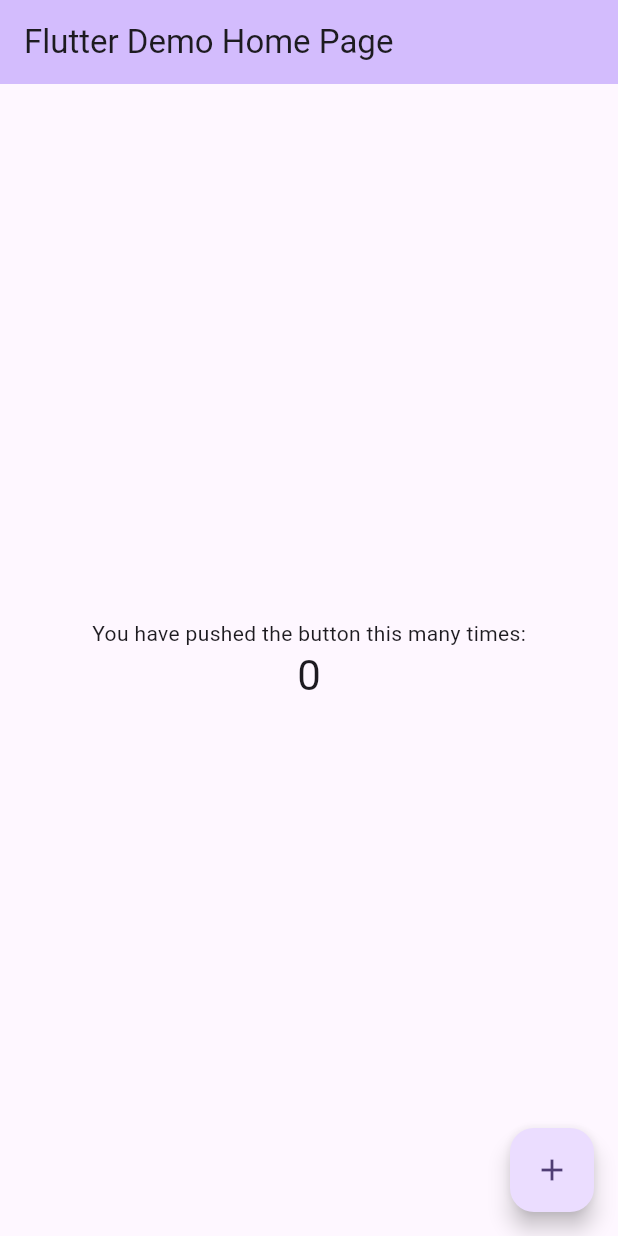
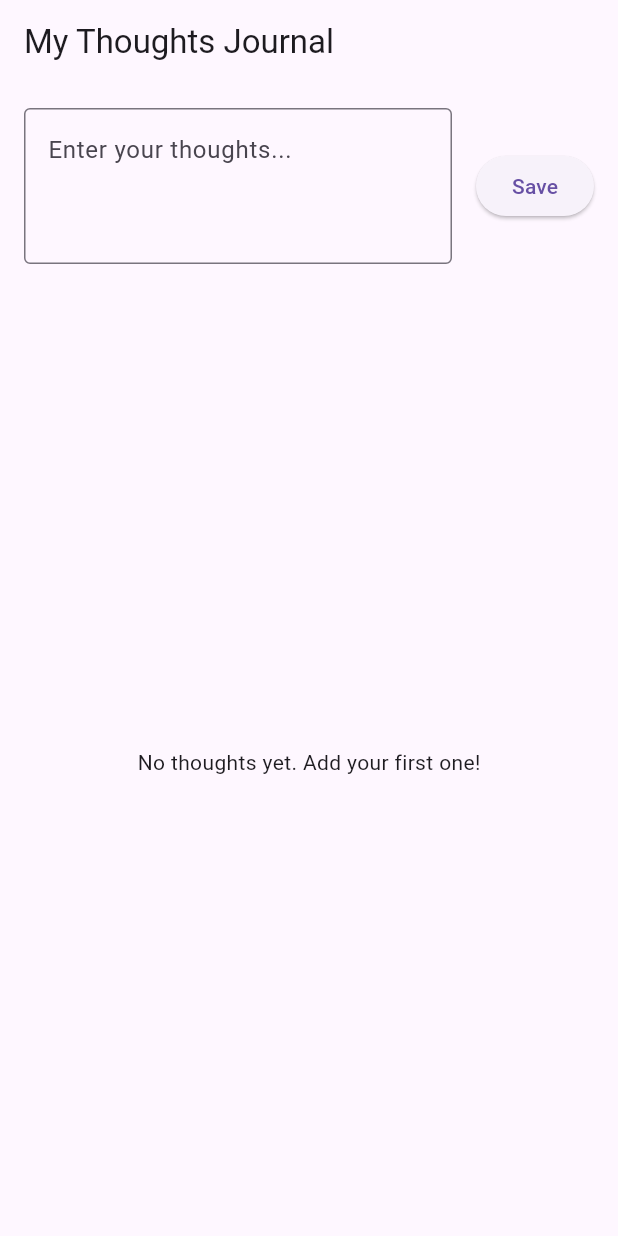
Before and after one commit to DKVekariya/flutter_practical_16, a Flutter app: the screen it shows after launch, on a phone screen of 412 x 824 dp. Run offline on Flutter 3.47's test engine with Material 3 defaults, Android fonts, the phone set to English and light mode, and no system bars; our stand-ins replace dio, flutter_riverpod, go_router, shared_preferences.

Commit message:
created add thought screen

```diff
--- /dev/null
+++ b/lib/data/thought_model.dart
@@ -0,0 +1,27 @@
+class Thought {
+  final String id;
+  final String content;
+  final DateTime timestamp;
+
+  Thought({
+    required this.id,
+    required this.content,
+    required this.timestamp,
+  });
+
+  factory Thought.fromJson(Map<String, dynamic> json) {
+    return Thought(
+      id: json['id'],
+      content: json['content'],
+      timestamp: DateTime.parse(json['timestamp']),
+    );
+  }
+
+  Map<String, dynamic> toJson() {
+    return {
+      'id': id,
+      'content': content,
+      'timestamp': timestamp.toIso8601String(),
+    };
+  }
+}
--- a/lib/main.dart
+++ b/lib/main.dart
@@ -1,122 +1,34 @@
+// main.dart
 import 'package:flutter/material.dart';
+import 'package:flutter_practical_16/ui/routes.dart';
+import 'package:flutter_riverpod/flutter_riverpod.dart';
+import 'package:dio/dio.dart';
+import 'package:shared_preferences/shared_preferences.dart';
+import 'dart:convert';
+import 'package:go_router/go_router.dart';
 
 void main() {
-  runApp(const MyApp());
+  runApp(
+    const ProviderScope(
+      child: MyApp(),
+    ),
+  );
 }
 
-class MyApp extends StatelessWidget {
-  const MyApp({super.key});
+class MyApp extends ConsumerWidget {
+  const MyApp({Key? key}) : super(key: key);
 
-  // This widget is the root of your application.
   @override
-  Widget build(BuildContext context) {
-    return MaterialApp(
-      title: 'Flutter Demo',
+  Widget build(BuildContext context, WidgetRef ref) {
+    final router = ref.watch(routerProvider);
+
+    return MaterialApp.router(
+      title: 'Thoughts Journal',
       theme: ThemeData(
-        // This is the theme of your application.
-        //
-        // TRY THIS: Try running your application with "flutter run". You'll see
-        // the application has a purple toolbar. Then, without quitting the app,
-        // try changing the seedColor in the colorScheme below to Colors.green
-        // and then invoke "hot reload" (save your changes or press the "hot
-        // reload" button in a Flutter-supported IDE, or press "r" if you used
-        // the command line to start the app).
-        //
-        // Notice that the counter didn't reset back to zero; the application
-        // state is not lost during the reload. To reset the state, use hot
-        // restart instead.
-        //
-        // This works for code too, not just values: Most code changes can be
-        // tested with just a hot reload.
-        colorScheme: ColorScheme.fromSeed(seedColor: Colors.deepPurple),
+        primarySwatch: Colors.blue,
+        visualDensity: VisualDensity.adaptivePlatformDensity,
       ),
-      home: const MyHomePage(title: 'Flutter Demo Home Page'),
+      routerConfig: router,
     );
   }
 }
-
-class MyHomePage extends StatefulWidget {
-  const MyHomePage({super.key, required this.title});
-
-  // This widget is the home page of your application. It is stateful, meaning
-  // that it has a State object (defined below) that contains fields that affect
-  // how it looks.
-
-  // This class is the configuration for the state. It holds the values (in this
-  // case the title) provided by the parent (in this case the App widget) and
-  // used by the build method of the State. Fields in a Widget subclass are
-  // always marked "final".
-
-  final String title;
-
-  @override
-  State<MyHomePage> createState() => _MyHomePageState();
-}
-
-class _MyHomePageState extends State<MyHomePage> {
-  int _counter = 0;
-
-  void _incrementCounter() {
-    setState(() {
-      // This call to setState tells the Flutter framework that something has
-      // changed in this State, which causes it to rerun the build method below
-      // so that the display can reflect the updated values. If we changed
-      // _counter without calling setState(), then the build method would not be
-      // called again, and so nothing would appear to happen.
-      _counter++;
-    });
-  }
-
-  @override
-  Widget build(BuildContext context) {
-    // This method is rerun every time setState is called, for instance as done
-    // by the _incrementCounter method above.
-    //
-    // The Flutter framework has been optimized to make rerunning build methods
-    // fast, so that you can just rebuild anything that needs updating rather
-    // than having to individually change instances of widgets.
-    return Scaffold(
-      appBar: AppBar(
-        // TRY THIS: Try changing the color here to a specific color (to
-        // Colors.amber, perhaps?) and trigger a hot reload to see the AppBar
-        // change color while the other colors stay the same.
-        backgroundColor: Theme.of(context).colorScheme.inversePrimary,
-        // Here we take the value from the MyHomePage object that was created by
-        // the App.build method, and use it to set our appbar title.
-        title: Text(widget.title),
-      ),
-      body: Center(
-        // Center is a layout widget. It takes a single child and positions it
-        // in the middle of the parent.
-        child: Column(
-          // Column is also a layout widget. It takes a list of children and
-          // arranges them vertically. By default, it sizes itself to fit its
-          // children horizontally, and tries to be as tall as its parent.
-          //
-          // Column has various properties to control how it sizes itself and
-          // how it positions its children. Here we use mainAxisAlignment to
-          // center the children vertically; the main axis here is the vertical
-          // axis because Columns are vertical (the cross axis would be
-          // horizontal).
-          //
-          // TRY THIS: Invoke "debug painting" (choose the "Toggle Debug Paint"
-          // action in the IDE, or press "p" in the console), to see the
-          // wireframe for each widget.
-          mainAxisAlignment: MainAxisAlignment.center,
-          children: <Widget>[
-            const Text('You have pushed the button this many times:'),
-            Text(
-              '$_counter',
-              style: Theme.of(context).textTheme.headlineMedium,
-            ),
-          ],
-        ),
-      ),
-      floatingActionButton: FloatingActionButton(
-        onPressed: _incrementCounter,
-        tooltip: 'Increment',
-        child: const Icon(Icons.add),
-      ), // This trailing comma makes auto-formatting nicer for build methods.
-    );
-  }
-}
--- /dev/null
+++ b/lib/ui/routes.dart
@@ -0,0 +1,37 @@
+import 'package:flutter_practical_16/ui/thoughts_screen.dart';
+import 'package:flutter_riverpod/flutter_riverpod.dart';
+import 'package:go_router/go_router.dart';
+
+final routerProvider = Provider<GoRouter>((ref) {
+  return GoRouter(
+    initialLocation: '/',
+    routes: [
+      GoRoute(
+        path: '/',
+        builder: (context, state) => const ThoughtsScreen(),
+      ),
+      GoRoute(
+        path: '/thought/:id',
+        builder: (context, state) {
+          final thoughtId = state.pathParameters['id'] ?? '';
+          return ThoughtDetailScreen(thoughtId: thoughtId);
+        },
+      ),
+      GoRoute(
+        path: '/add',
+        builder: (context, state) {
+          final message = state.uri.queryParameters['message'] ?? '';
+          return ThoughtsScreen(initialMessage: message);
+        },
+      ),
+      GoRoute(
+        path: '/:message',
+        builder: (context, state) {
+          final message = state.pathParameters['message'] ?? '';
+          return ThoughtDetailScreen(thoughtId: message);
+        },
+      ),
+    ],
+
+  );
+});
--- /dev/null
+++ b/lib/ui/thoughts_screen.dart
@@ -0,0 +1,272 @@
+import 'dart:async';
+import 'package:flutter/material.dart';
+import 'package:flutter_riverpod/flutter_riverpod.dart';
+import 'package:go_router/go_router.dart';
+import '../data/thought_model.dart';
+import '../data/thought_service.dart';
+
+// Providers
+final thoughtsApiServiceProvider = Provider<ThoughtsApiService>((ref) {
+  return ThoughtsApiService();
+});
+
+final thoughtsProvider = FutureProvider<List<Thought>>((ref) async {
+  final apiService = ref.watch(thoughtsApiServiceProvider);
+  return apiService.getThoughts();
+});
+
+final newThoughtProvider = StateProvider<String>((ref) => '');
+
+class ThoughtsScreen extends ConsumerStatefulWidget {
+  final String initialMessage;
+
+  const ThoughtsScreen({super.key, this.initialMessage = ''});
+
+  @override
+  _ThoughtsScreenState createState() => _ThoughtsScreenState();
+}
+
+class _ThoughtsScreenState extends ConsumerState<ThoughtsScreen> {
+  late TextEditingController _thoughtController;
+
+  @override
+  void initState() {
+    super.initState();
+    _thoughtController = TextEditingController(text: widget.initialMessage);
+    if (widget.initialMessage.isNotEmpty) {
+      // Update the provider state with the initial message from deep link
+      Future.microtask(() {
+        ref.read(newThoughtProvider.notifier).state = widget.initialMessage;
+      });
+    }
+  }
+
+  @override
+  void dispose() {
+    _thoughtController.dispose();
+    super.dispose();
+  }
+
+  void _saveThought() async {
+    final newThoughtContent = ref.read(newThoughtProvider);
+    if (newThoughtContent.trim().isEmpty) return;
+
+    final newThought = Thought(
+      id: DateTime.now().millisecondsSinceEpoch.toString(),
+      content: newThoughtContent,
+      timestamp: DateTime.now(),
+    );
+
+    final apiService = ref.read(thoughtsApiServiceProvider);
+    await apiService.saveThought(newThought);
+
+    // Clear the input field
+    _thoughtController.clear();
+    ref.read(newThoughtProvider.notifier).state = '';
+
+    // Refresh the thoughts list
+    ref.refresh(thoughtsProvider);
+  }
+
+  @override
+  Widget build(BuildContext context) {
+    final newThought = ref.watch(newThoughtProvider);
+
+    return Scaffold(
+      appBar: AppBar(
+        title: const Text('My Thoughts Journal'),
+      ),
+      body: Column(
+        children: [
+          Padding(
+            padding: const EdgeInsets.all(16.0),
+            child: Row(
+              children: [
+                Expanded(
+                  child: TextField(
+                    controller: _thoughtController,
+                    decoration: const InputDecoration(
+                      hintText: 'Enter your thoughts...',
+                      border: OutlineInputBorder(),
+                    ),
+                    onChanged: (value) {
+                      ref.read(newThoughtProvider.notifier).state = value;
+                    },
+                    maxLines: 3,
+                  ),
+                ),
+                const SizedBox(width: 16),
+                ElevatedButton(
+                  onPressed: _saveThought,
+                  child: const Text('Save'),
+                ),
+              ],
+            ),
+          ),
+          Expanded(
+            child: Consumer(
+              builder: (context, ref, child) {
+                final thoughtsAsyncValue = ref.watch(thoughtsProvider);
+
+                return thoughtsAsyncValue.when(
+                  data: (thoughts) {
+                    if (thoughts.isEmpty) {
+                      return const Center(
+                        child: Text('No thoughts yet. Add your first one!'),
+                      );
+                    }
+
+                    return GridView.builder(
+                      padding: const EdgeInsets.all(16.0),
+                      gridDelegate: const SliverGridDelegateWithFixedCrossAxisCount(
+                        crossAxisCount: 2,
+                        crossAxisSpacing: 16,
+                        mainAxisSpacing: 16,
+                        childAspectRatio: 1.0,
+                      ),
+                      itemCount: thoughts.length,
+                      itemBuilder: (context, index) {
+                        final thought = thoughts[thoughts.length - 1 - index];
+                        return GestureDetector(
+                          onTap: () {
+                            // Navigate to detail screen
+                            context.go('/thought/${thought.id}');
+                          },
+                          child: ThoughtCard(thought: thought),
+                        );
+                      },
+                    );
+                  },
+                  loading: () => const Center(child: CircularProgressIndicator()),
+                  error: (err, stack) => Center(
+                    child: Text('Error loading thoughts: $err'),
+                  ),
+                );
+              },
+            ),
+          ),
+        ],
+      ),
+    );
+  }
+}
+
+// Card widget for displaying a thought
+class ThoughtCard extends StatelessWidget {
+  final Thought thought;
+
+  const ThoughtCard({Key? key, required this.thought}) : super(key: key);
+
+  @override
+  Widget build(BuildContext context) {
+    return Card(
+      elevation: 3,
+      child: Padding(
+        padding: const EdgeInsets.all(12.0),
+        child: Column(
+          crossAxisAlignment: CrossAxisAlignment.start,
+          children: [
+            Expanded(
+              child: Text(
+                thought.content,
+                style: const TextStyle(fontSize: 16),
+                overflow: TextOverflow.ellipsis,
+                maxLines: 5,
+              ),
+            ),
+            const SizedBox(height: 8),
+            Text(
+              _formatDate(thought.timestamp),
+              style: TextStyle(
+                fontSize: 12,
+                color: Colors.grey[600],
+              ),
+            ),
+          ],
+        ),
+      ),
+    );
+  }
+
+  String _formatDate(DateTime date) {
+    return '${date.day}/${date.month}/${date.year} ${date.hour}:${date.minute.toString().padLeft(2, '0')}';
+  }
+}
+
+// Detail screen to view a single thought
+class ThoughtDetailScreen extends ConsumerWidget {
+  final String thoughtId;
+
+  const ThoughtDetailScreen({Key? key, required this.thoughtId}) : super(key: key);
+
+  @override
+  Widget build(BuildContext context, WidgetRef ref) {
+    final thoughtsAsyncValue = ref.watch(thoughtsProvider);
+
+    return Scaffold(
+      appBar: AppBar(
+        title: const Text('Thought Details'),
+        leading: IconButton(
+          icon: const Icon(Icons.arrow_back),
+          onPressed: () => context.go('/'),
+        ),
+      ),
+      body: thoughtsAsyncValue.when(
+        data: (thoughts) {
+          final thought = thoughts.firstWhere(
+                (t) => t.id == thoughtId,
+            orElse: () => Thought(
+              id: '',
+              content: 'Thought not found',
+              timestamp: DateTime.now(),
+            ),
+          );
+
+          if (thought.id.isEmpty) {
+            return const Center(child: Text('Thought not found'));
+          }
+
+          return Padding(
+            padding: const EdgeInsets.all(16.0),
+            child: Column(
+              crossAxisAlignment: CrossAxisAlignment.start,
+              children: [
+                Card(
+                  elevation: 4,
+                  child: Padding(
+                    padding: const EdgeInsets.all(16.0),
+                    child: Column(
+                      crossAxisAlignment: CrossAxisAlignment.start,
+                      children: [
+                        Text(
+                          'Created on ${_formatDateDetailed(thought.timestamp)}',
+                          style: TextStyle(
+                            fontSize: 14,
+                            color: Colors.grey[700],
+                          ),
+                        ),
+                        const SizedBox(height: 16),
+                        Text(
+                          thought.content,
+                          style: const TextStyle(fontSize: 18),
+                        ),
+                      ],
+                    ),
+                  ),
+                ),
+              ],
+            ),
+          );
+        },
+        loading: () => const Center(child: CircularProgressIndicator()),
+        error: (err, stack) => Center(
+          child: Text('Error loading thought: $err'),
+        ),
+      ),
+    );
+  }
+
+  String _formatDateDetailed(DateTime date) {
+    return '${date.day}/${date.month}/${date.year} at ${date.hour}:${date.minute.toString().padLeft(2, '0')}';
+  }
+}
--- a/pubspec.yaml
+++ b/pubspec.yaml
@@ -34,6 +34,11 @@ dependencies:
   # The following adds the Cupertino Icons font to your application.
   # Use with the CupertinoIcons class for iOS style icons.
   cupertino_icons: ^1.0.8
+  flutter_riverpod: ^2.3.6
+  dio: ^5.3.2
+  shared_preferences: ^2.2.0
+  uuid: ^3.0.7
+  go_router: ^10.0.0
 
 dev_dependencies:
   flutter_test:
```
Also changed, not shown: lib/data/thought_service.dart (added, +40 -0 lines), pubspec.lock, 6 other files.
